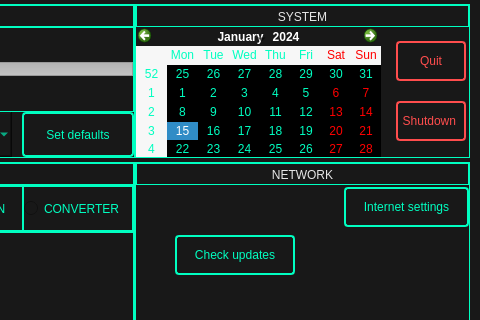
The window that ui/settings.ui (rozkalibrowany/vocc) describes before a commit, drawn with Qt 5; both pictures show x 210 to 690 and y 0 to 320 of the 690 by 460 pixel window.
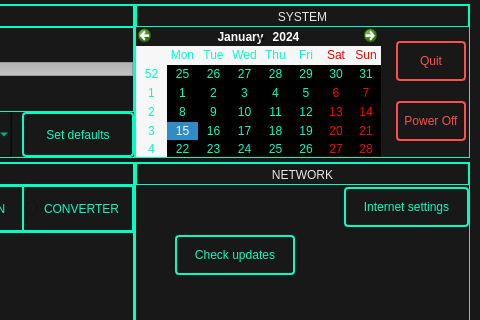
The same window after the commit. Icons and pictures are not drawn.

Commit message: Changed shutdown button name

What changed in the file:
```diff
--- a/ui/settings.ui
+++ b/ui/settings.ui
@@ -1836,7 +1836,7 @@
 }</string>
                        </property>
                        <property name="text">
-                        <string>Shutdown </string>
+                        <string>Power Off</string>
                        </property>
                       </widget>
                      </item>
```
